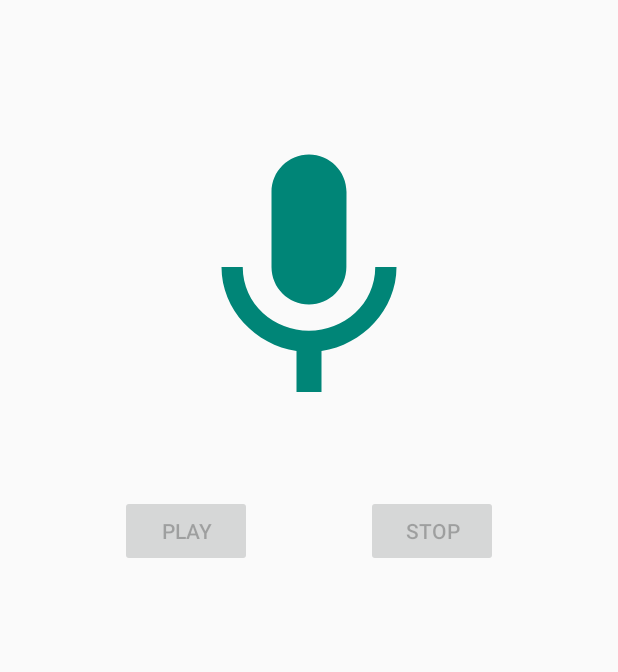
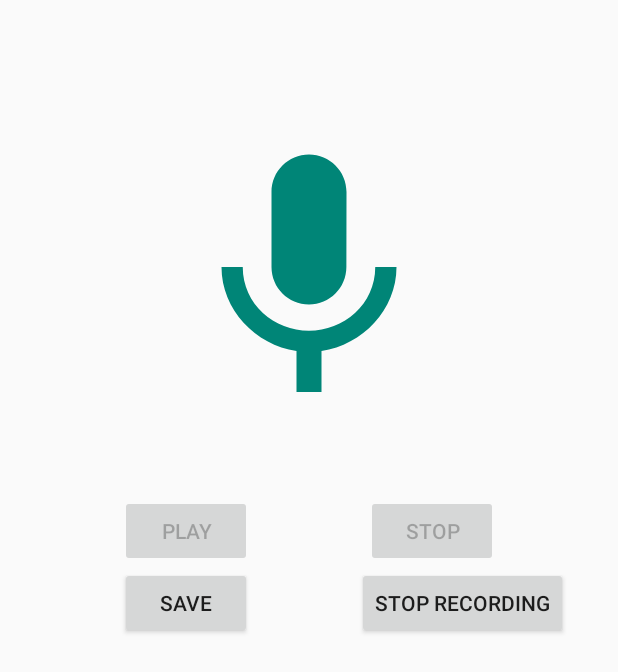
Before and after one commit to kunalgaba4/GameChangerNotes, an Android app: the StoredAudioActivity screen opened directly, with no data from a screen before it, on a phone screen of 412 x 824 dp. Shown: the top 672 px of the screen. Run offline under Robolectric (Android 15) with nearby library versions, the phone set to English and light mode, and no system bars; Roboto replaces fonts that are not available here; 3 statements that could not run were skipped.

Commit message:
audio activity added.

```diff
--- a/app/src/main/AndroidManifest.xml
+++ b/app/src/main/AndroidManifest.xml
@@ -21,7 +21,8 @@
         android:supportsRtl="true"
         android:theme="@style/AppTheme"
         tools:ignore="GoogleAppIndexingWarning">
-        <activity android:name=".Activities.StoredAudioActivity"></activity>
+        <activity android:name=".Activities.ShowFullImageActivity"></activity>
+        <activity android:name=".Activities.StoredAudioActivity" />
         <activity android:name=".Activities.AddNote" />
         <activity android:name=".Activities.AddNoteActivity" />
         <activity android:name=".Activities.NotesActivity" />
--- a/app/src/main/java/com/goodcompany/gamechangernotes/Activities/NotesActivity.java
+++ b/app/src/main/java/com/goodcompany/gamechangernotes/Activities/NotesActivity.java
@@ -11,7 +11,6 @@ import android.support.v7.app.AppCompatActivity;
 import android.support.v7.widget.LinearLayoutManager;
 import android.support.v7.widget.RecyclerView;
 import android.view.View;
-import android.widget.EditText;
 import android.widget.FrameLayout;
 import android.widget.ImageView;
 import android.widget.RelativeLayout;
@@ -87,6 +86,7 @@ public class NotesActivity extends AppCompatActivity implements OnListItemClickL
 
 
     private void setupDescAdapter() {
+        savedNoteArrayList.clear();
         savedNoteArrayList = dbNote.getNoteOfSubject(this, subjectName);
         if (savedNoteArrayList.size() > 0){
             noEventIv.setVisibility(View.INVISIBLE);
@@ -154,7 +154,6 @@ public class NotesActivity extends AppCompatActivity implements OnListItemClickL
             }
         });
 
-
         AlertDialog mAlertDialog = alertDialogBuilder.create();
         mAlertDialog.show();
 
@@ -172,13 +171,12 @@ public class NotesActivity extends AppCompatActivity implements OnListItemClickL
 
     @Override
     public void onItemClicked(String id, int adapterPos) {
-
         Intent intentToEditNote = new Intent(getApplicationContext(), AddNote.class);
         Bundle editNoteBundle = new Bundle();
         editNoteBundle.putBoolean("isEdit", true);
         editNoteBundle.putSerializable("NoteData", savedNoteArrayList.get(adapterPos));
         intentToEditNote.putExtras(editNoteBundle);
-        startActivity(intentToEditNote);
+        startActivityForResult(intentToEditNote, 45);
     }
 
     @Override
--- a/app/src/main/java/com/goodcompany/gamechangernotes/Activities/StoredAudioActivity.java
+++ b/app/src/main/java/com/goodcompany/gamechangernotes/Activities/StoredAudioActivity.java
@@ -27,7 +27,7 @@ import static android.Manifest.permission.WRITE_EXTERNAL_STORAGE;
 
 public class StoredAudioActivity extends AppCompatActivity {
 
-    Button btnRecod, btnStop, btnPlay;
+    Button btnRecod, btnStop, btnPlay, btnSave, btn_stop_rec;
     String audioSavePathInDevice = null;
     MediaRecorder mediaRecorder ;
     Random random ;
@@ -42,24 +42,32 @@ public class StoredAudioActivity extends AppCompatActivity {
     protected void onCreate(Bundle savedInstanceState) {
         super.onCreate(savedInstanceState);
         setContentView(R.layout.activity_stored_audio);
-
-        btnPlay = (Button) findViewById(R.id.btnPlay);
-        btnRecod = (Button) findViewById(R.id.btnRecord);
-        btnStop = (Button) findViewById(R.id.btnStop);
-
+        btnPlay = findViewById(R.id.btnPlay);
+        btnRecod = findViewById(R.id.btnRecord);
+        btnStop =  findViewById(R.id.btnStop);
+        btnSave  = findViewById(R.id.btn_save);
+        btn_stop_rec = findViewById(R.id.btn_stop_rec);
         random = new Random();
-
         Intent intent = getIntent();
         audioURL = intent.getExtras().getString("audiourl");
         isEdit = getIntent().getExtras().getBoolean("isEdit");
 
         if (isEdit){
+            if (audioURL!=null){
                 btnPlay.setEnabled(true);
+                btnSave.setEnabled(false);
+                btn_stop_rec.setEnabled(false);
+                btnStop.setEnabled(true);
                 audioSavePathInDevice = audioURL;
+            }else {
+                btnPlay.setEnabled(false);
+                btn_stop_rec.setEnabled(true);
+                RandomAudioFileName = "audio_file";
+            }
+
         }else{
             btnStop.setEnabled(false);
             btnPlay.setEnabled(false);
-
             RandomAudioFileName = "audio_file";
         }
 
@@ -107,13 +115,14 @@ public class StoredAudioActivity extends AppCompatActivity {
         btnStop.setOnClickListener(new View.OnClickListener() {
             @Override
             public void onClick(View v) {
+                if (mediaRecorder!=null){
                     mediaRecorder.stop();
                     btnStop.setEnabled(false);
                     btnPlay.setEnabled(true);
                     btnRecod.setEnabled(true);
-
                     Toast.makeText(StoredAudioActivity.this, "Recording Completed",
                             Toast.LENGTH_LONG).show();
+                }
             }
         });
 
@@ -124,19 +133,27 @@ public class StoredAudioActivity extends AppCompatActivity {
                     btnStop.setEnabled(true);
                     btnRecod.setEnabled(false);
                     btnPlay.setEnabled(false);
-
                     mediaPlayer = new MediaPlayer();
                     try {
                         mediaPlayer.setDataSource(audioSavePathInDevice);
                         mediaPlayer.prepare();
-                    } catch (IOException e) {
+                        mediaPlayer.start();
+
+                    } catch (Exception e) {
                         e.printStackTrace();
                     }
+                }
+            }
+        });
 
-                    mediaPlayer.start();
-                    Toast.makeText(StoredAudioActivity.this, "Recording Playing",
-                            Toast.LENGTH_LONG).show();
-                }
+        btnSave.setOnClickListener(new View.OnClickListener() {
+            @Override
+            public void onClick(View view) {
+                AudioSingleton audioSingleton = AudioSingleton.getInstance();
+                audioSingleton.setAudioUrl(audioSavePathInDevice);
+                Intent intent = new Intent(StoredAudioActivity.this, AddNote.class);
+                startActivity(intent);
+                finish();
             }
         });
 
--- a/app/src/main/res/layout/activity_stored_audio.xml
+++ b/app/src/main/res/layout/activity_stored_audio.xml
@@ -4,7 +4,7 @@
     xmlns:tools="http://schemas.android.com/tools"
     android:layout_width="match_parent"
     android:layout_height="match_parent"
-    tools:context=".Activities.StoreAudioActivity">
+    tools:context=".Activities.StoredAudioActivity">
 
 
     <Button
@@ -40,18 +40,30 @@
         android:layout_width="wrap_content"
         android:layout_height="wrap_content"
         android:layout_below="@+id/btnRecord"
-
         android:layout_alignParentRight="true"
         android:layout_marginTop="52dp"
         android:layout_centerHorizontal="true"
         android:layout_marginLeft="20dp"
         android:layout_marginRight="80dp"
-
-        android:text="Stop"
-        >
-
+        android:text="Stop">
     </Button>
 
+    <Button
+        android:id="@+id/btn_save"
+        android:layout_width="wrap_content"
+        android:layout_height="wrap_content"
+        android:layout_below="@id/btnStop"
+        android:layout_marginLeft="80dp"
+        android:text="Save" />
+
+    <Button
+        android:id="@+id/btn_stop_rec"
+        android:layout_width="wrap_content"
+        android:layout_height="wrap_content"
+        android:layout_below="@id/btnStop"
+        android:layout_toRightOf="@id/btn_save"
+        android:layout_marginLeft="70dp"
+        android:text="Stop Recording" />
 
 
 
```
Also changed, not shown: app/src/main/java/com/goodcompany/gamechangernotes/Activities/AddNote.java (+86 -131 lines), app/src/main/java/com/goodcompany/gamechangernotes/Activities/ShowFullImageActivity.java (added, +54 -0 lines), app/src/main/java/com/goodcompany/gamechangernotes/Database/DBNote.java (+6 -9 lines), app/src/main/res/layout/activity_show_full_image.xml (added, +38 -0 lines). Lines whose indentation alone changed are shown as unchanged.
